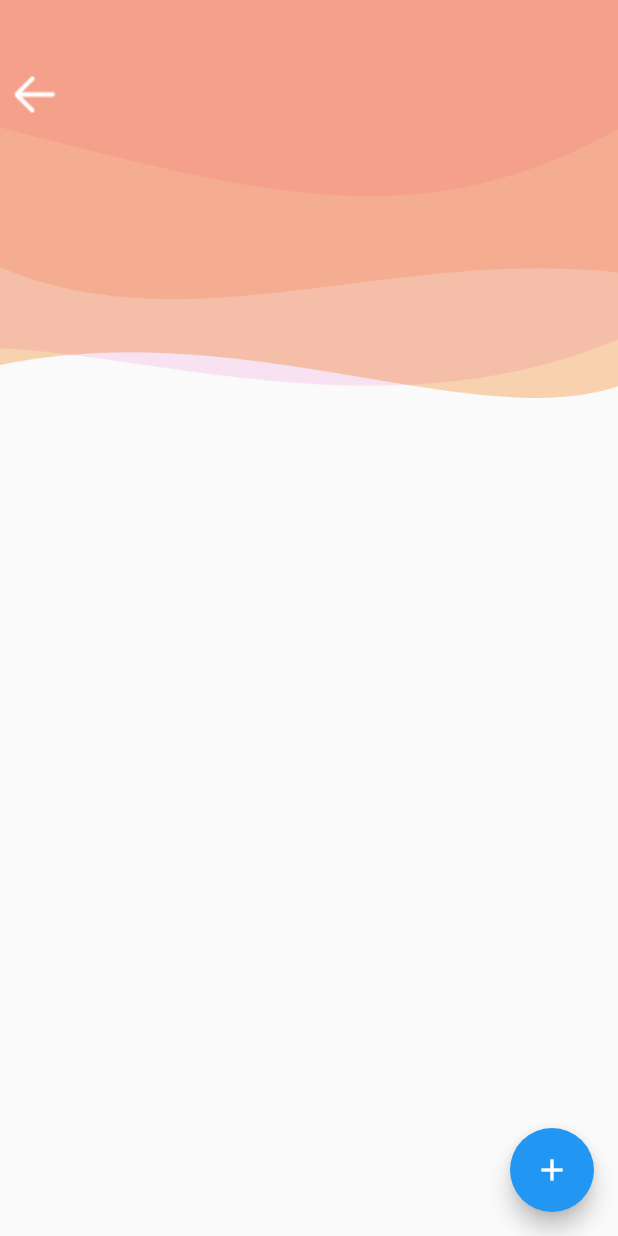
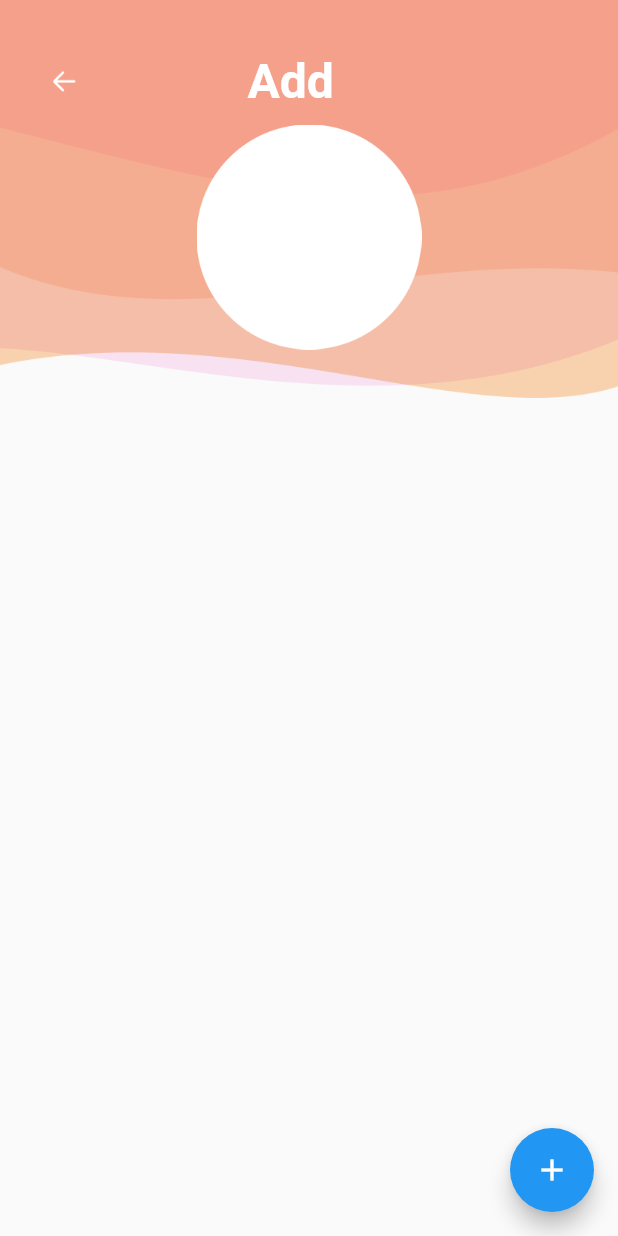
Before and after one commit to technoscope/wombatapp, a Flutter app: the screen it shows after launch, on a phone screen of 412 x 824 dp. Run offline on Flutter 3.47's test engine with Material 2 defaults, Android fonts, the light colour scheme and no system bars.

Commit message:
Changed UI a bit

```diff
--- a/lib/main.dart
+++ b/lib/main.dart
@@ -1,3 +1,4 @@
+import 'package:flutter/cupertino.dart';
 import 'package:flutter/material.dart';
 
 void main() => runApp(MyApp());
@@ -14,7 +15,6 @@ class MyApp extends StatelessWidget {
       home: MyHomePage(),
     );
   }
-
 }
 
 class MyHomePage extends StatefulWidget {
@@ -43,12 +43,40 @@ class _MyHomePageState extends State<MyHomePage> {
                 Image.asset(
                   'assets/background_images/background_app_bar_new_user.png',
                 ),
-                Positioned(
-                    top: 40,
-                    left: 0,
-                    child: Image.asset(
-                      'assets/button_images/back_arrow_white.png',
-                    )),
+                Column(
+                  children: [
+                    Row(
+                      children: [
+                        Container(
+                            padding: new EdgeInsets.fromLTRB(30,35,0,10),
+                            child: Image.asset(
+                          'assets/button_images/back_arrow_white.png',
+                          height: 25,
+                          width: 25,
+                        )),
+                        Container(
+                            padding: new EdgeInsets.fromLTRB(110,35,0,10),
+                            child: Text('Add',
+                                style: TextStyle(
+                                  fontSize: 32,
+                                  fontWeight: FontWeight.bold,
+                                  color: Colors.white,
+                                )))
+                      ],
+                    ),
+                    Stack(
+                      fit: StackFit.loose,
+                      children: [
+                        Positioned(
+                            child: Image.asset(
+                          'assets/background_images/white_circle.png',
+                          width: 150,
+                          height: 150,
+                        ))
+                      ],
+                    )
+                  ],
+                )
               ],
             )
           ],
```
Also changed, not shown: assets/background_images/white_circle.png (added).
